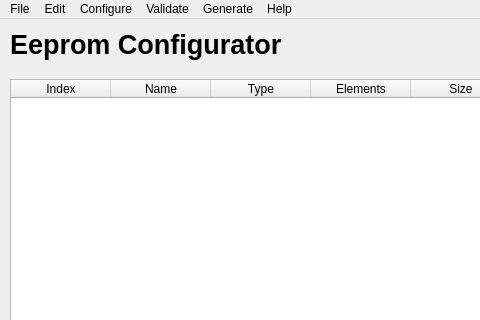
Before: the Qt Designer form Dialogs/main_window.ui in Sergioalan13/Eeprom_Configurator, drawn with Qt 5; both pictures show x 0 to 480 and y 0 to 320 of the 1000 by 600 pixel window.
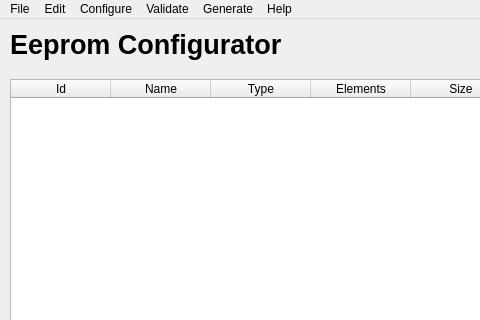
After: the same form once the commit is applied.

```diff
--- a/Dialogs/main_window.ui
+++ b/Dialogs/main_window.ui
@@ -365,7 +365,7 @@
     </attribute>
     <column>
      <property name="text">
-      <string>Index</string>
+      <string>Id</string>
      </property>
     </column>
     <column>
```
